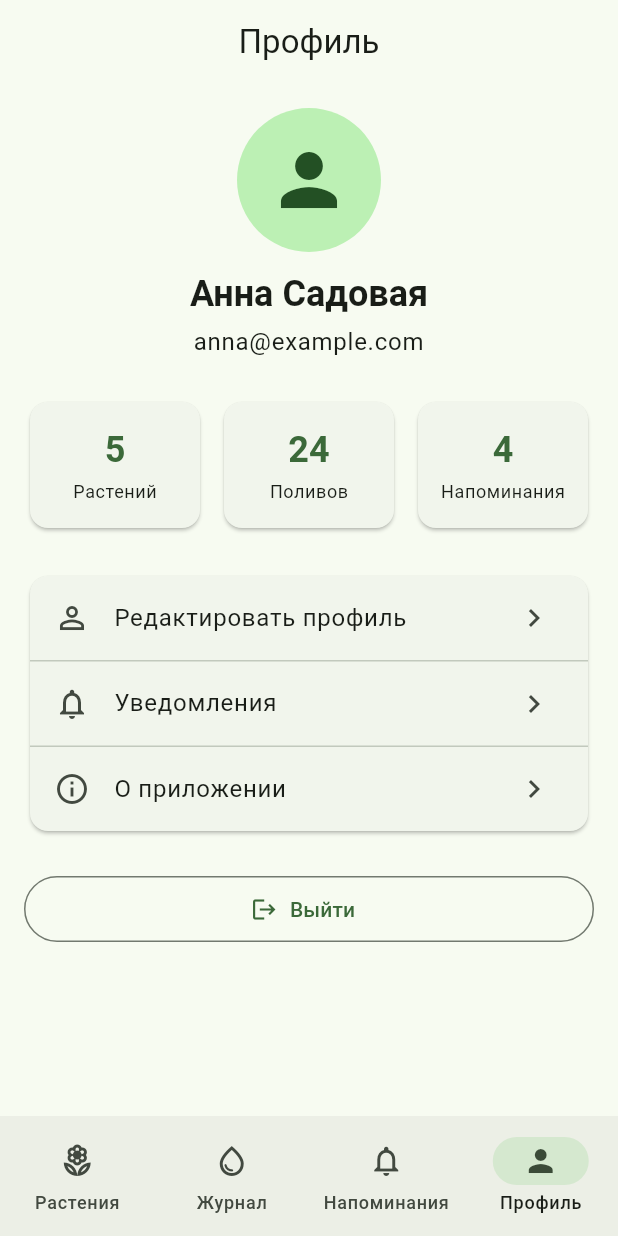
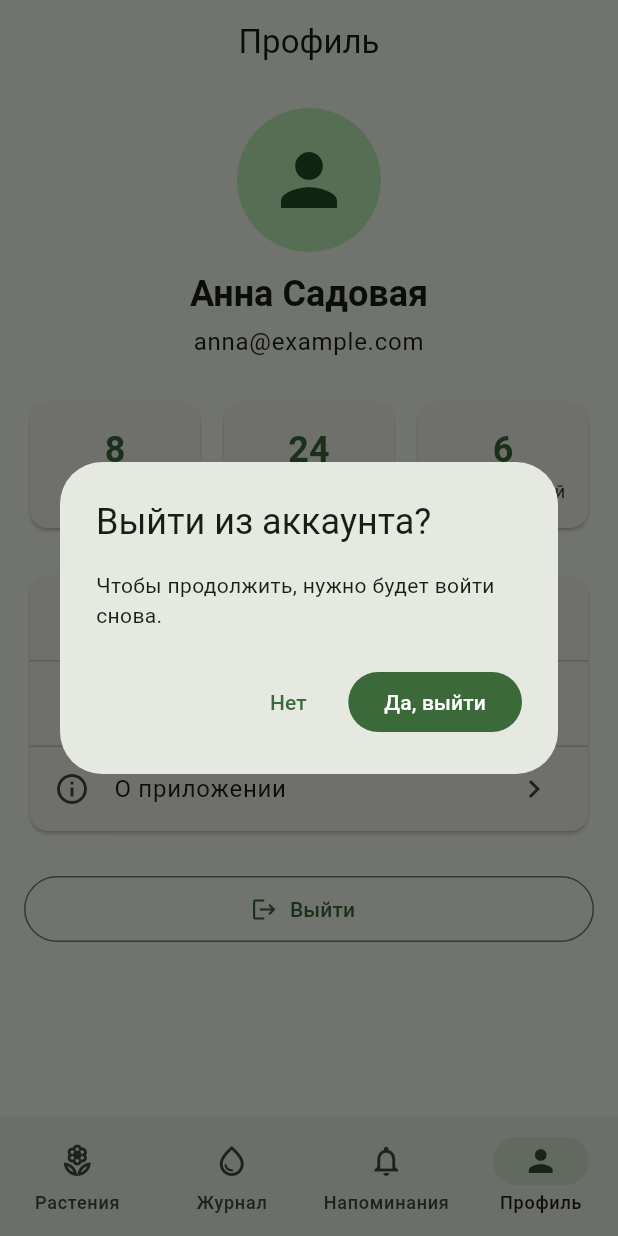
Before and after one commit to Serghei28/pam-project, a Flutter app: the ProfileScreen screen opened by its route, after a tap on "Выйти", on a phone screen of 412 x 824 dp. Run offline on Flutter 3.47's test engine with Material 3 defaults, Android fonts, the phone set to English and light mode, and no system bars; our stand-ins replace go_router.

Commit message:
L3: add logout confirmation dialog and SnackBar feedback

```diff
--- a/green_garden/lib/screens/plant_card_screen.dart
+++ b/green_garden/lib/screens/plant_card_screen.dart
@@ -88,8 +88,11 @@ class PlantCardScreen extends StatelessWidget {
           ),
           const SizedBox(height: 16),
 
-          FilledButton.icon(
+                    FilledButton.icon(
             onPressed: () {
+              ScaffoldMessenger.of(context).showSnackBar(
+                SnackBar(content: Text('Полив отмечен: ${plant.name}')),
+              );
             },
             icon: const Icon(Icons.water_drop),
             label: const Padding(
--- a/green_garden/lib/screens/profile_screen.dart
+++ b/green_garden/lib/screens/profile_screen.dart
@@ -1,8 +1,32 @@
 import 'package:flutter/material.dart';
-
+import 'package:go_router/go_router.dart';
 
 class ProfileScreen extends StatelessWidget {
   const ProfileScreen({super.key});
+
+  Future<void> _logout(BuildContext context) async {
+    final ok = await showDialog<bool>(
+      context: context,
+      builder: (dialogCtx) => AlertDialog(
+        title: const Text('Выйти из аккаунта?'),
+        content: const Text('Чтобы продолжить, нужно будет войти снова.'),
+        actions: [
+          TextButton(
+            onPressed: () => Navigator.pop(dialogCtx, false),
+            child: const Text('Нет'),
+          ),
+          FilledButton(
+            onPressed: () => Navigator.pop(dialogCtx, true),
+            child: const Text('Да, выйти'),
+          ),
+        ],
+      ),
+    );
+
+    if (ok == true && context.mounted) {
+      context.go('/login'); // go: раздел с вкладками уходит из стека
+    }
+  }
 
   @override
   Widget build(BuildContext context) {
@@ -10,7 +34,6 @@ class ProfileScreen extends StatelessWidget {
     final textTheme = Theme.of(context).textTheme;
 
     return Scaffold(
-
       appBar: AppBar(
         title: const Text('Профиль'),
         centerTitle: true,
@@ -48,7 +71,7 @@ class ProfileScreen extends StatelessWidget {
           const Row(
             children: [
               Expanded(
-                child: _StatCard(value: '5', label: 'Растений'),
+                child: _StatCard(value: '8', label: 'Растений'),
               ),
               SizedBox(width: 8),
               Expanded(
@@ -56,7 +79,7 @@ class ProfileScreen extends StatelessWidget {
               ),
               SizedBox(width: 8),
               Expanded(
-                child: _StatCard(value: '4', label: 'Напоминания'),
+                child: _StatCard(value: '6', label: 'Напоминаний'),
               ),
             ],
           ),
@@ -88,8 +111,7 @@ class ProfileScreen extends StatelessWidget {
           const SizedBox(height: 24),
 
           OutlinedButton.icon(
-            onPressed: () {
-            },
+            onPressed: () => _logout(context),
             icon: const Icon(Icons.logout),
             label: const Padding(
               padding: EdgeInsets.symmetric(vertical: 12),
--- a/green_garden/lib/screens/watering_journal_screen.dart
+++ b/green_garden/lib/screens/watering_journal_screen.dart
@@ -81,8 +81,11 @@ class WateringJournalScreen extends StatelessWidget {
                   ),
                   const SizedBox(height: 16),
 
-                  FilledButton.icon(
+                   FilledButton.icon(
                     onPressed: () {
+                      ScaffoldMessenger.of(context).showSnackBar(
+                        const SnackBar(content: Text('Полив записан в журнал')),
+                      );
                     },
                     icon: const Icon(Icons.water_drop),
                     label: const Padding(
```
